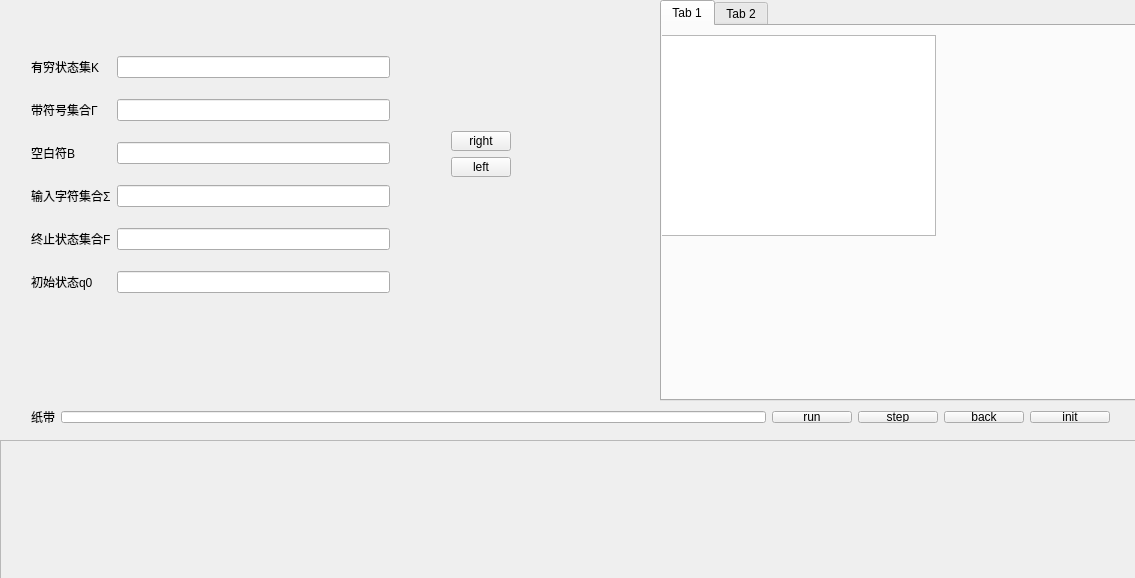
w-mj/TuringMachine, file mainwindow.ui: the form before one commit.
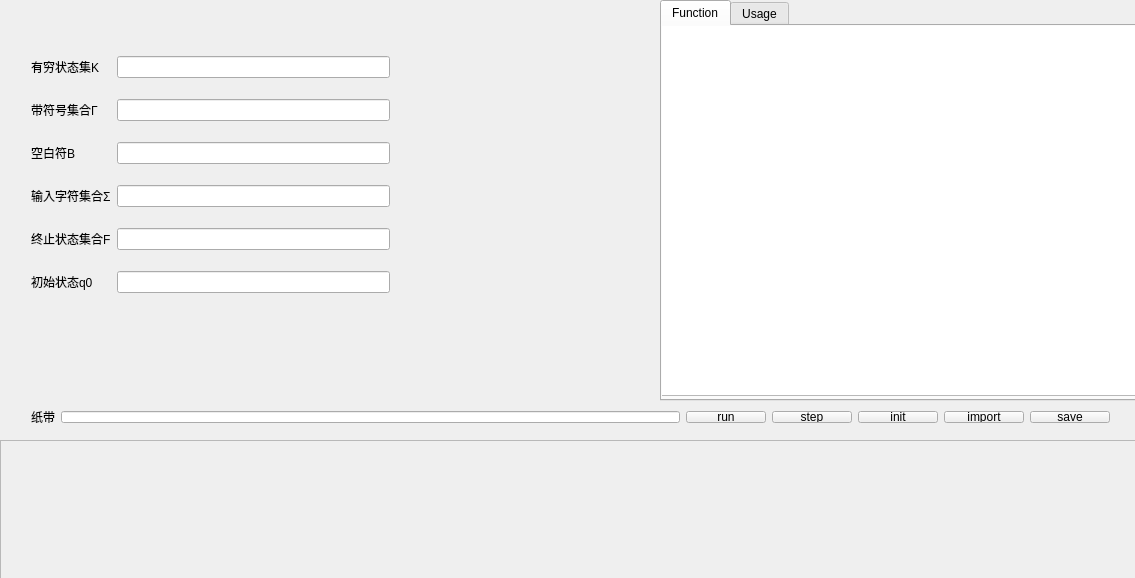
The form after the commit.

What changed in the file:
```diff
--- a/mainwindow.ui
+++ b/mainwindow.ui
@@ -46,24 +46,27 @@
       <height>401</height>
      </rect>
     </property>
-    <widget class="QWidget" name="tab">
+    <property name="currentIndex">
+     <number>0</number>
+    </property>
+    <widget class="QWidget" name="Function">
      <attribute name="title">
-      <string>Tab 1</string>
+      <string>Function</string>
      </attribute>
      <widget class="QTextEdit" name="function_box">
       <property name="geometry">
        <rect>
         <x>-7</x>
-        <y>9</y>
-        <width>281</width>
-        <height>201</height>
+        <y>-1</y>
+        <width>481</width>
+        <height>371</height>
        </rect>
       </property>
      </widget>
     </widget>
     <widget class="QWidget" name="tab_2">
      <attribute name="title">
-      <string>Tab 2</string>
+      <string>Usage</string>
      </attribute>
     </widget>
    </widget>
@@ -114,9 +117,6 @@
      <item row="0" column="1">
       <widget class="QLineEdit" name="state_set_input"/>
      </item>
-     <item row="1" column="1">
-      <widget class="QLineEdit" name="sign_set_input"/>
-     </item>
      <item row="4" column="1">
       <widget class="QLineEdit" name="F_set_input"/>
      </item>
@@ -137,31 +137,8 @@
      <item row="2" column="1">
       <widget class="QLineEdit" name="B_input"/>
      </item>
-    </layout>
-   </widget>
-   <widget class="QWidget" name="">
-    <property name="geometry">
-     <rect>
-      <x>440</x>
-      <y>120</y>
-      <width>82</width>
-      <height>68</height>
-     </rect>
-    </property>
-    <layout class="QVBoxLayout" name="verticalLayout">
-     <item>
-      <widget class="QPushButton" name="go_right">
-       <property name="text">
-        <string>right</string>
-       </property>
-      </widget>
-     </item>
-     <item>
-      <widget class="QPushButton" name="go_left">
-       <property name="text">
-        <string>left</string>
-       </property>
-      </widget>
+     <item row="1" column="1">
+      <widget class="QLineEdit" name="sign_set_input"/>
      </item>
     </layout>
    </widget>
@@ -205,13 +182,6 @@
          </property>
         </widget>
        </item>
-       <item>
-        <widget class="QPushButton" name="back_button">
-         <property name="text">
-          <string>back</string>
-         </property>
-        </widget>
-       </item>
        <item>
         <widget class="QPushButton" name="init_button">
          <property name="text">
@@ -219,6 +189,20 @@
          </property>
         </widget>
        </item>
+       <item>
+        <widget class="QPushButton" name="import_button">
+         <property name="text">
+          <string>import</string>
+         </property>
+        </widget>
+       </item>
+       <item>
+        <widget class="QPushButton" name="save_button">
+         <property name="text">
+          <string>save</string>
+         </property>
+        </widget>
+       </item>
       </layout>
      </item>
     </layout>
```
